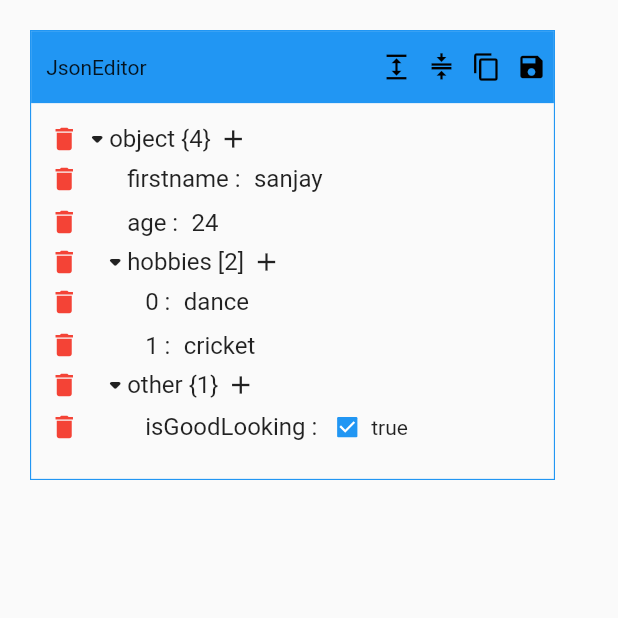
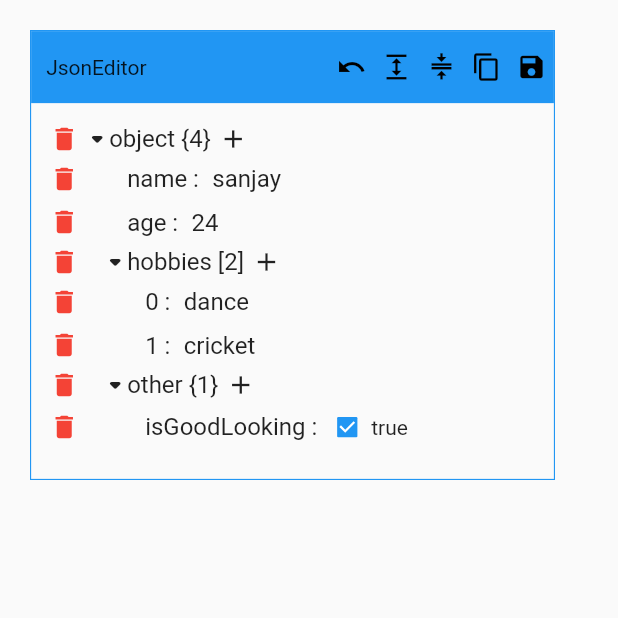
Before and after one commit to SanjaySodani/json_editor_flutter, a Flutter app: the screen it shows after launch, after a tap on the "expand" icon, on a phone screen of 412 x 824 dp, the top half of it. Run offline on Flutter 3.47's test engine with Material 2 defaults, Android fonts, the phone set to English and light mode, and no system bars.

Commit message:
v0.1 json now takes a string, added undo button

```diff
--- a/example/lib/main.dart
+++ b/example/lib/main.dart
@@ -31,14 +31,14 @@ class JsonEditorExample extends StatelessWidget {
           onSaved: (value) {
             print(value);
           },
-          json: const {
-            'firstname': 'sanjay',
-            'age': 24,
-            'hobbies': ['dance', 'cricket'],
-            'other': {
-              'isGoodLooking': true,
+          json: '''{
+            "name": "sanjay",
+            "age": 24,
+            "hobbies": ["dance", "cricket"],
+            "other": {
+              "isGoodLooking": true
             }
-          },
+          }''',
         ),
       ),
     );
--- a/lib/json_editor_flutter.dart
+++ b/lib/json_editor_flutter.dart
@@ -761,8 +761,8 @@ class _JsonFolderState extends State<_JsonFolder> {
 }
 
 class JsonEditor extends StatefulWidget {
-  /// `Map` JSON data
-  final Map<String, dynamic> json;
+  /// `String` JSON data
+  final String json;
 
   /// `double?` editor height
   final double? height;
@@ -794,11 +794,17 @@ class JsonEditor extends StatefulWidget {
 
 class _JsonEditorState extends State<JsonEditor> {
   late Map<String, dynamic> json;
+  late final bool isJsonValid;
 
   @override
   void initState() {
     super.initState();
-    json = {'object': jsonDecode(jsonEncode(widget.json))};
+    try {
+      json = {'object': jsonDecode(widget.json)};
+      isJsonValid = true;
+    } catch (_) {
+      isJsonValid = false;
+    }
   }
 
   void copyData() async {
@@ -809,6 +815,12 @@ class _JsonEditorState extends State<JsonEditor> {
 
   void handleSave() {
     widget.onSaved(json['object'] ?? {});
+  }
+
+  void undoAllChanges() {
+    setState(() {
+      json = {'object': jsonDecode(widget.json)};
+    });
   }
 
   @override
@@ -826,7 +838,8 @@ class _JsonEditorState extends State<JsonEditor> {
           color: themeColor,
         ),
       ),
-      child: Column(
+      child: isJsonValid
+          ? Column(
               crossAxisAlignment: CrossAxisAlignment.start,
               mainAxisAlignment: MainAxisAlignment.start,
               mainAxisSize: MainAxisSize.min,
@@ -838,6 +851,20 @@ class _JsonEditorState extends State<JsonEditor> {
                       const SizedBox(width: 10),
                       const Text('JsonEditor'),
                       const Spacer(),
+                      SizedBox(
+                        width: 30,
+                        child: Tooltip(
+                          message: 'Undo all changes',
+                          child: TextButton(
+                            onPressed: undoAllChanges,
+                            style: TextButton.styleFrom(
+                              foregroundColor: Colors.black,
+                              padding: const EdgeInsets.all(0),
+                            ),
+                            child: const Icon(Icons.undo, size: 20),
+                          ),
+                        ),
+                      ),
                       SizedBox(
                         width: 30,
                         child: Tooltip(
@@ -875,7 +902,8 @@ class _JsonEditorState extends State<JsonEditor> {
                         child: Tooltip(
                           message: 'Copy',
                           child: TextButton(
-                      onPressed: json.containsKey('object') ? copyData : null,
+                            onPressed:
+                                json.containsKey('object') ? copyData : null,
                             style: TextButton.styleFrom(
                               foregroundColor: Colors.black,
                               padding: const EdgeInsets.all(0),
@@ -889,7 +917,8 @@ class _JsonEditorState extends State<JsonEditor> {
                         child: Tooltip(
                           message: 'Save',
                           child: TextButton(
-                      onPressed: json.containsKey('object') ? handleSave : null,
+                            onPressed:
+                                json.containsKey('object') ? handleSave : null,
                             style: TextButton.styleFrom(
                               foregroundColor: Colors.black,
                               padding: const EdgeInsets.all(0),
@@ -925,6 +954,12 @@ class _JsonEditorState extends State<JsonEditor> {
                   ),
                 ),
               ],
+            )
+          : const Center(
+              child: Text(
+                'Invalid JSON!',
+                style: TextStyle(color: Colors.red),
+              ),
             ),
     );
   }
--- a/pubspec.yaml
+++ b/pubspec.yaml
@@ -1,6 +1,6 @@
 name: json_editor_flutter
 description: Edit your JSON object with the help of this package. Create and delete objects using this user friendly widget.
-version: 0.0.4
+version: 0.1.0
 repository: https://github.com/SanjaySodani/json_editor_flutter
 issue_tracker: https://github.com/SanjaySodani/json_editor_flutter/issues
 
```
Also changed, not shown: example/pubspec.lock, 2 other files. Lines whose indentation alone changed are shown as unchanged.
